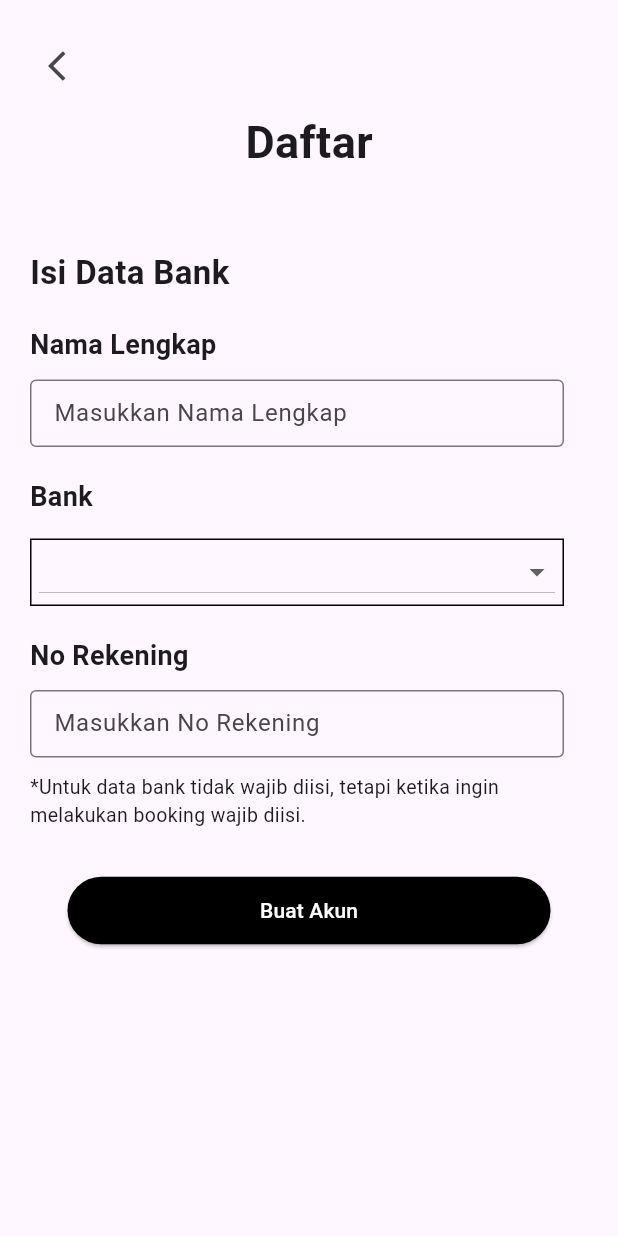
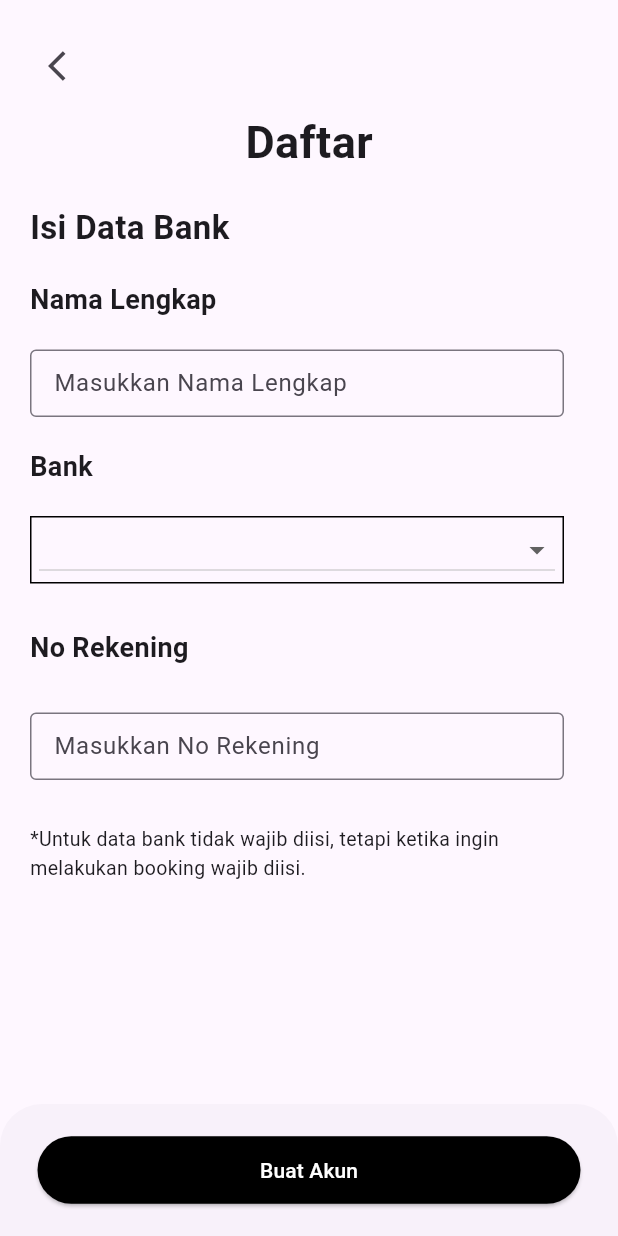
Before and after one commit to tiyosptr/mobile_studio_gallery, a Flutter app: the RegistrationPage3 screen opened directly, on a phone screen of 412 x 824 dp. Run offline on Flutter 3.47's test engine with Material 2 defaults, Android fonts, the phone set to English and light mode, and no system bars; our stand-ins replace carousel_slider.

Commit message:
first commit

```diff
--- a/lib/login/login_page.dart
+++ b/lib/login/login_page.dart
@@ -1,12 +1,10 @@
 import 'package:flutter/material.dart';
-import 'package:mobile_studio_gallery/login/tampilan_registration1.dart';
+import 'package:mobile_studio_gallery/login/tampilan_pendaftaran1.dart';
 
 
-void main() {
-  runApp(MyApp());
-}
+void main() { runApp(MasukPage());}
 
-class MyApp extends StatelessWidget {
+class MasukPage extends StatelessWidget {
   @override
   Widget build(BuildContext context) {
     return MaterialApp(
--- a/lib/login/tampilan_registration1.dart
+++ b/lib/login/tampilan_pendaftaran1.dart
@@ -1,11 +1,9 @@
 import 'package:flutter/material.dart';
 import 'package:mobile_studio_gallery/login/login_page.dart';
-import 'package:mobile_studio_gallery/login/tampilan_registration2.dart';
-void main() {
-  runApp(MyApp());
-}
+import 'package:mobile_studio_gallery/login/tampilan_pendaftaran2.dart';
+void main() { runApp(Pendaftaran1());}
 
-class MyApp extends StatelessWidget {
+class Pendaftaran1 extends StatelessWidget {
   @override
   Widget build(BuildContext context) {
     return MaterialApp(
--- a/lib/login/tampilan_registration2.dart
+++ b/lib/login/tampilan_pendaftaran2.dart
@@ -1,13 +1,13 @@
 import 'package:flutter/material.dart';
 
-import 'package:mobile_studio_gallery/login/tampilan_registration1.dart';
-import 'package:mobile_studio_gallery/login/tampilan_registration3.dart';
+import 'package:mobile_studio_gallery/login/tampilan_pendaftaran1.dart';
+import 'package:mobile_studio_gallery/login/tampilan_pendaftaran3.dart';
 
 void main() {
-  runApp(MyApp());
+  runApp(Pendaftaran2());
 }
 
-class MyApp extends StatelessWidget {
+class Pendaftaran2 extends StatelessWidget {
   @override
   Widget build(BuildContext context) {
     return MaterialApp(
--- a/lib/login/tampilan_registration3.dart
+++ b/lib/login/tampilan_pendaftaran3.dart
@@ -1,12 +1,12 @@
 import 'package:flutter/material.dart';
 import 'package:flutter/services.dart';
-import 'package:mobile_studio_gallery/login/tampilan_registration2.dart';
+import 'package:mobile_studio_gallery/login/tampilan_pendaftaran1.dart';
 
 void main() {
-  runApp(MyApp());
+  runApp(Pendaftaran3());
 }
 
-class MyApp extends StatelessWidget {
+class Pendaftaran3 extends StatelessWidget {
   @override
   Widget build(BuildContext context) {
     return MaterialApp(
@@ -50,7 +50,7 @@ class _RegistrationPageState extends State<RegistrationPage3> {
                       Navigator.pop(
                           context,
                           MaterialPageRoute(
-                              builder: (context) => RegistrationPage2()));
+                              builder: (context) => RegistrationPage1()));
                     },
                   ),
                 ],
@@ -71,7 +71,7 @@ class _RegistrationPageState extends State<RegistrationPage3> {
                       ),
                     ),
                     SizedBox(
-                      height: 50.0,
+                      height: 20.0,
                     ),
                     Column(
                       crossAxisAlignment: CrossAxisAlignment.start,
@@ -94,7 +94,7 @@ class _RegistrationPageState extends State<RegistrationPage3> {
                           ),
                         ),
                         SizedBox(
-                          height: 10.0,
+                          height: 20.0,
                         ),
                         Container(
                           width: 356.0,
@@ -120,7 +120,7 @@ class _RegistrationPageState extends State<RegistrationPage3> {
                           ),
                         ),
                         SizedBox(
-                          height: 15.0,
+                          height: 20.0,
                         ),
                         Container(
                           width: 356.0,
@@ -146,7 +146,7 @@ class _RegistrationPageState extends State<RegistrationPage3> {
                           ),
                         ),
                         SizedBox(
-                          height: 20.0,
+                          height: 30.0,
                         ),
                         Text(
                           'No Rekening',
@@ -156,7 +156,7 @@ class _RegistrationPageState extends State<RegistrationPage3> {
                           ),
                         ),
                         SizedBox(
-                          height: 10.0,
+                          height: 30.0,
                         ),
                         Container(
                           width: 356.0,
@@ -178,7 +178,7 @@ class _RegistrationPageState extends State<RegistrationPage3> {
                           ),
                         ),
                         SizedBox(
-                          height: 10.0,
+                          height: 30.0,
                         ),
                         Text(
                           '*Untuk data bank tidak wajib diisi, tetapi ketika ingin melakukan booking wajib diisi.', // Teks di atas input
@@ -192,21 +192,18 @@ class _RegistrationPageState extends State<RegistrationPage3> {
                   ],
                 ),
               ),
-              SizedBox(
-                height: 10.0,
+            ],
           ),
-              Container(
+        ),
+      ),
+      bottomSheet: Container(
         margin: EdgeInsets.symmetric(horizontal: 25.0, vertical: 20.0),
         child: ElevatedButton(
           onPressed: () {
-                    Navigator.push(
-                        context,
-                        MaterialPageRoute(
-                            builder: (context) => RegistrationPage2()));
+            // Tambahkan aksi yang ingin Anda lakukan saat tombol ditekan
           },
           style: ButtonStyle(
-                    backgroundColor:
-                        MaterialStateProperty.all<Color>(Colors.black),
+            backgroundColor: MaterialStateProperty.all<Color>(Colors.black),
             shape: MaterialStateProperty.all<RoundedRectangleBorder>(
               RoundedRectangleBorder(
                 borderRadius: BorderRadius.circular(200.0),
@@ -227,10 +224,6 @@ class _RegistrationPageState extends State<RegistrationPage3> {
           ),
         ),
       ),
-            ],
-          ),
-        ),
-      ),
     );
   }
 }
```
Also changed, not shown: lib/login/tampilan_awal.dart (added, +143 -0 lines), pubspec.yaml (+7 -3 lines), images/android.jpg (added), images/bola.jpg (added), images/foto.jpeg (added), images/image 1.png (added), images/image 2.png (added), images/image 3.png (added), images/pohon.jpg (added), images/sea.jpg (deleted), pubspec.lock. Lines whose indentation alone changed are shown as unchanged.
